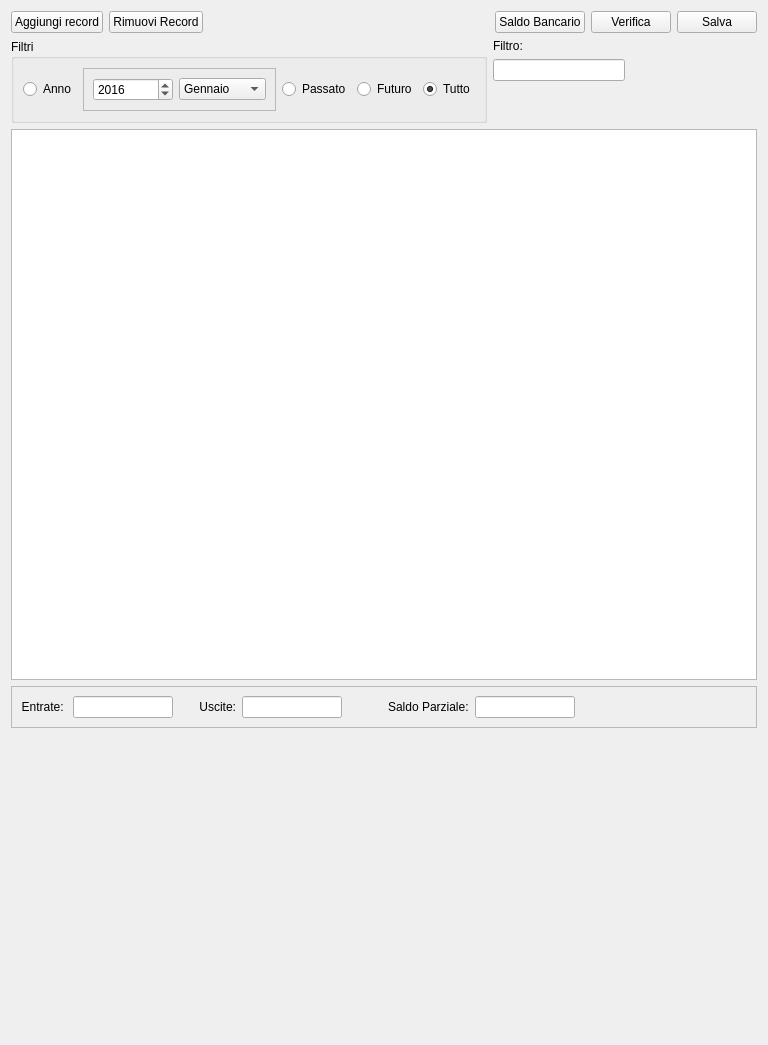
The window that formstatement.ui (JSalvo/Scadenziario) describes before a commit, drawn with Qt 5.
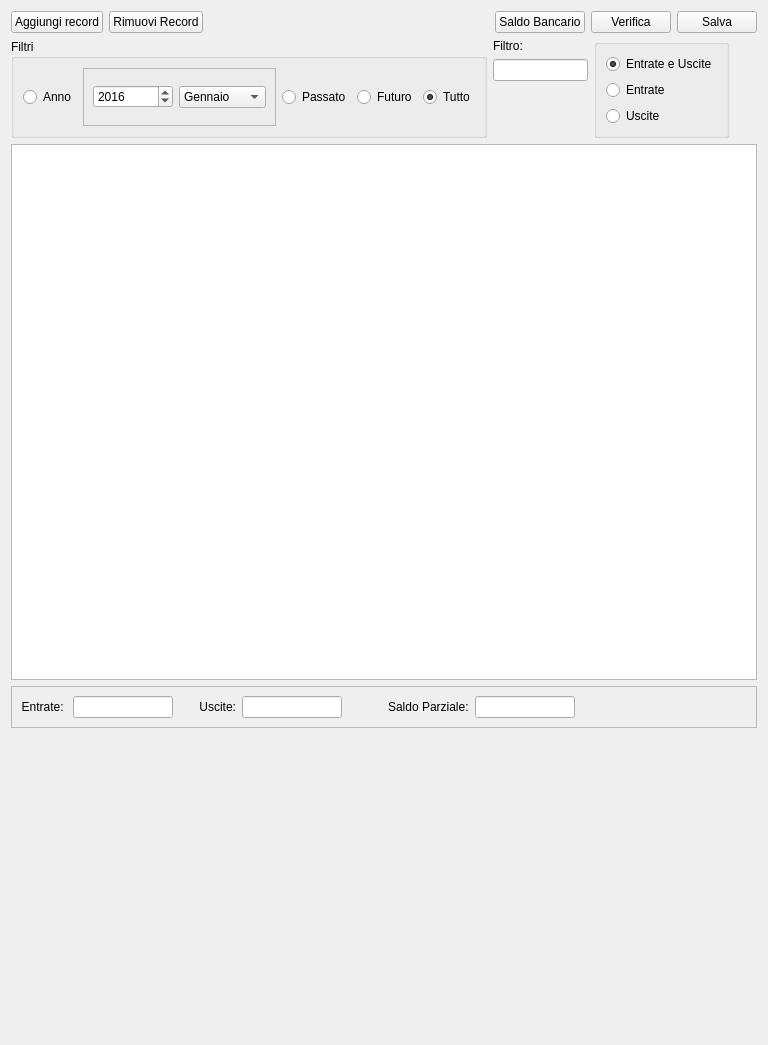
The same window after the commit. Custom widgets are drawn as their Qt base class.

Patch:
```diff
--- a/formstatement.ui
+++ b/formstatement.ui
@@ -266,6 +266,42 @@
        </item>
       </layout>
      </item>
+     <item>
+      <widget class="QGroupBox" name="groupBox_2">
+       <property name="title">
+        <string/>
+       </property>
+       <layout class="QVBoxLayout" name="verticalLayout_4">
+        <item>
+         <widget class="QRadioButton" name="radioButton_inOut">
+          <property name="text">
+           <string>Entrate e Uscite</string>
+          </property>
+          <property name="checked">
+           <bool>true</bool>
+          </property>
+         </widget>
+        </item>
+        <item>
+         <widget class="QRadioButton" name="radioButton_in">
+          <property name="text">
+           <string>Entrate</string>
+          </property>
+         </widget>
+        </item>
+        <item>
+         <widget class="QRadioButton" name="radioButton_out">
+          <property name="text">
+           <string>Uscite</string>
+          </property>
+         </widget>
+        </item>
+       </layout>
+      </widget>
+     </item>
+     <item>
+      <layout class="QVBoxLayout" name="verticalLayout_3"/>
+     </item>
      <item>
       <spacer name="horizontalSpacer_2">
        <property name="orientation">
```
